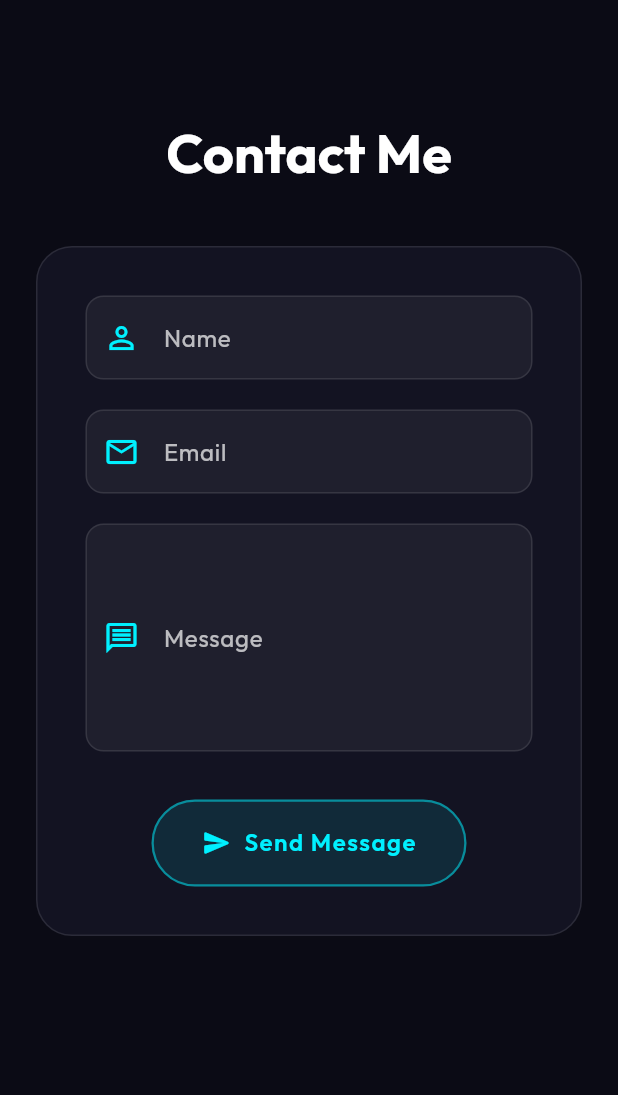
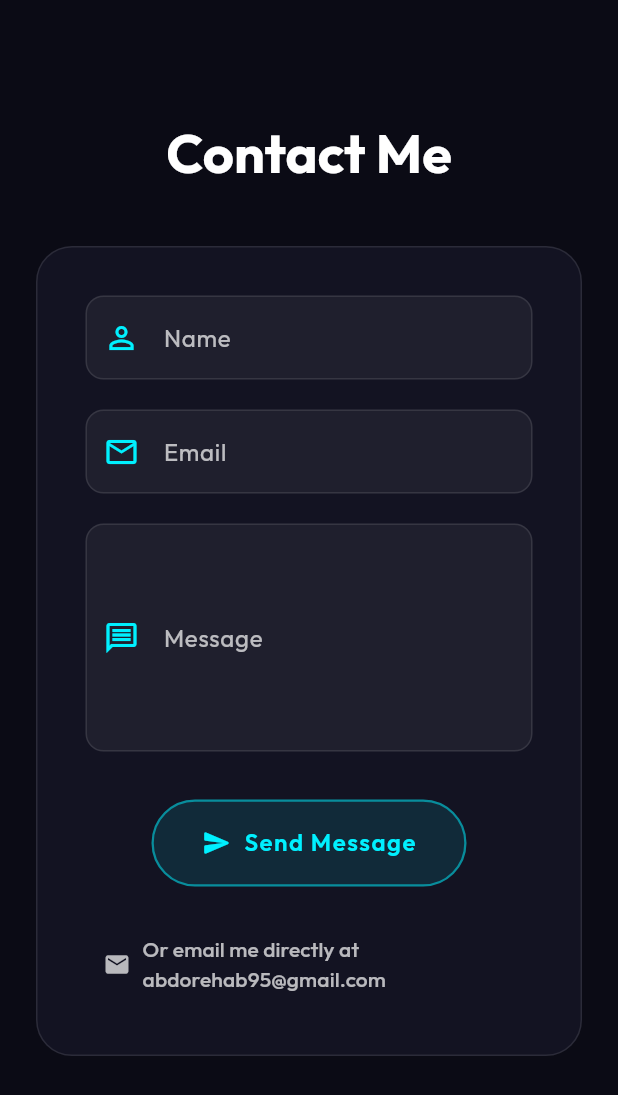
Before and after one commit to AbdallahRehab/abdallah-ali-rehab-portfolio, a Flutter app: the ContactSection widget shown alone on an empty page, opened directly, on a phone screen of 412 x 824 dp. Shown: the top 1095 px of the screen. Run offline on Flutter 3.47's test engine with Material 3 defaults, Android fonts, the phone set to English and light mode, and no system bars; drawn by our look-alikes of flutter_animate; our stand-ins replace font_awesome_flutter, google_fonts, responsive_framework.

Commit message:
feat: add direct email link to contact section

```diff
--- a/lib/features/contact/contact_section.dart
+++ b/lib/features/contact/contact_section.dart
@@ -133,6 +133,17 @@ class _ContactSectionState extends State<ContactSection> {
                         icon: Icons.send_rounded,
                         onPressed: _submitForm,
                       ),
+                      const SizedBox(height: 24),
+                      TextButton.icon(
+                        onPressed: () {
+                          launchUrl(Uri.parse('mailto:abdorehab95@gmail.com'));
+                        },
+                        icon: const Icon(Icons.email, color: Colors.white70),
+                        label: const Text(
+                          'Or email me directly at abdorehab95@gmail.com',
+                          style: TextStyle(color: Colors.white70),
+                        ),
+                      ),
                     ],
                   ),
                 ),
```
